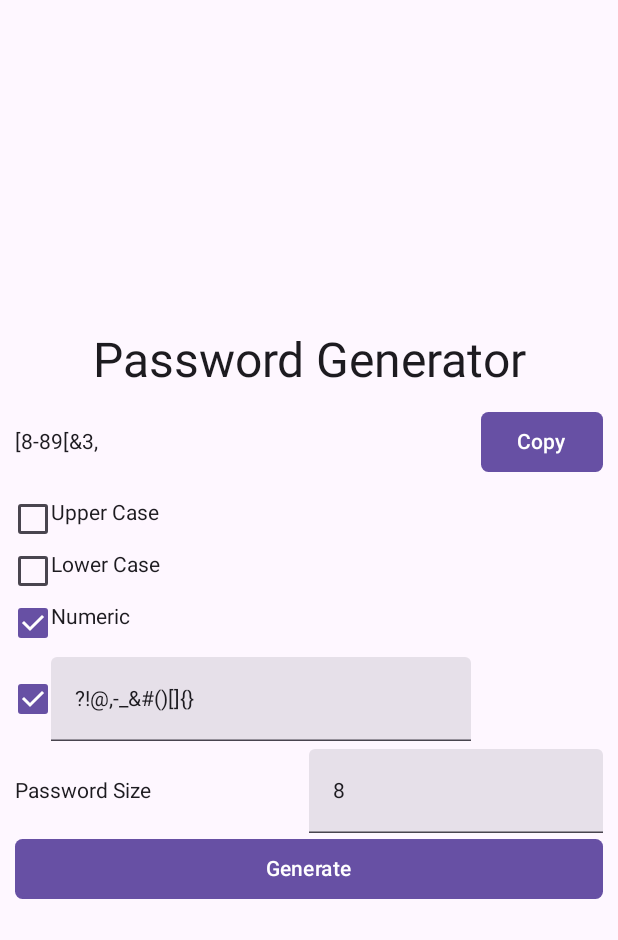
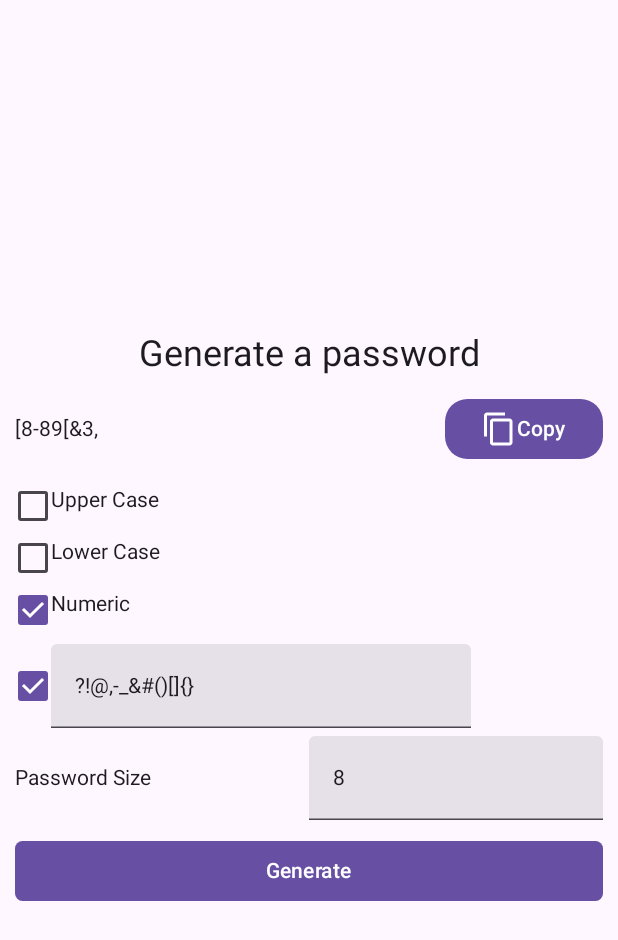
Before and after one commit to AAyar94/Password_Generator_Compose, an Android app built with Jetpack Compose: the screen it shows after launch (PasswordGeneratorActivity), after a tap on "Generate", on a phone screen of 412 x 824 dp. Shown: the top 940 px of the screen. Run offline under Robolectric (Android 15) with nearby library versions, the light colour scheme and no system bars; 3 other taps on this screen came first.

Commit message:
Copy button icon added & Extented material icon library added to gradle

```diff
--- a/app/build.gradle
+++ b/app/build.gradle
@@ -65,4 +65,9 @@ dependencies {
     androidTestImplementation 'androidx.compose.ui:ui-test-junit4'
     debugImplementation 'androidx.compose.ui:ui-tooling'
     debugImplementation 'androidx.compose.ui:ui-test-manifest'
+
+
+    implementation "androidx.compose.material:material-icons-extended:1.4.3"
+
+
 }
--- a/app/src/main/java/com/aayar94/passwordgenerator/PasswordGeneratorActivity.kt
+++ b/app/src/main/java/com/aayar94/passwordgenerator/PasswordGeneratorActivity.kt
@@ -18,9 +18,12 @@ import androidx.compose.foundation.layout.padding
 import androidx.compose.foundation.layout.width
 import androidx.compose.foundation.shape.RoundedCornerShape
 import androidx.compose.foundation.text.KeyboardOptions
+import androidx.compose.material.icons.Icons
+import androidx.compose.material.icons.filled.ContentCopy
 import androidx.compose.material3.Button
 import androidx.compose.material3.Checkbox
 import androidx.compose.material3.ExperimentalMaterial3Api
+import androidx.compose.material3.Icon
 import androidx.compose.material3.MaterialTheme
 import androidx.compose.material3.Surface
 import androidx.compose.material3.Text
@@ -31,6 +34,7 @@ import androidx.compose.runtime.mutableStateOf
 import androidx.compose.runtime.remember
 import androidx.compose.runtime.setValue
 import androidx.compose.ui.Alignment
+import androidx.compose.ui.Alignment.Companion.CenterHorizontally
 import androidx.compose.ui.Modifier
 import androidx.compose.ui.platform.LocalContext
 import androidx.compose.ui.res.stringResource
@@ -71,12 +75,15 @@ fun PasswordGenerator() {
             verticalArrangement = Arrangement.Center
         ) {
             Text(
-                stringResource(id = R.string.app_name),
-                modifier = Modifier.align(Alignment.CenterHorizontally),
-                style = MaterialTheme.typography.headlineLarge
+                stringResource(id = R.string.generate_a_password),
+                modifier = Modifier.align(CenterHorizontally),
+                style = MaterialTheme.typography.headlineSmall
             )
             Spacer(modifier = Modifier.height(10.dp))
-            Column(verticalArrangement = Arrangement.Center) {
+
+            Column(
+                verticalArrangement = Arrangement.Center
+            ) {
                 Row(
                     verticalAlignment = Alignment.CenterVertically,
                     horizontalArrangement = Arrangement.Center
@@ -88,22 +95,31 @@ fun PasswordGenerator() {
                     Spacer(modifier = Modifier.width(5.dp))
                     Button(
                         onClick = {
-                            val clipboardManager =
-                                getSystemService(
+                            val clipboardManager = getSystemService(
                                 context,
                                 ClipboardManager::class.java
                             ) as ClipboardManager
                             val clipData = ClipData.newPlainText("text", generatedPassword)
                             clipboardManager.setPrimaryClip(clipData)
 
-                            Toast.makeText(context, "Password Copied", Toast.LENGTH_LONG).show()
+                            Toast.makeText(context, "Password Copied", Toast.LENGTH_SHORT).show()
                         },
-                        enabled = generatedPassword.isNotEmpty(), shape = RoundedCornerShape(5.dp)
+                        enabled = generatedPassword.isNotEmpty(),
+                        shape = RoundedCornerShape(15.dp)
                     ) {
+                        Icon(
+                            imageVector = Icons.Default.ContentCopy,
+                            contentDescription = stringResource(
+                                id = R.string.copy
+                            )
+                        )
                         Text(stringResource(id = R.string.copy))
                     }
                 }
+            }
+
             Spacer(modifier = Modifier.height(10.dp))
+
             LabeledCheckbox(
                 label = stringResource(id = R.string.upper_case),
                 onCheckChange = {
@@ -125,34 +141,34 @@ fun PasswordGenerator() {
                 },
                 isChecked = isNumeric
             )
-                EditableCheckbox(
+            EditableCheckBox(
                 value = customPasswordSetting,
                 onCheckChange = {
-                        if (!customPasswordSetting.isNotEmpty()) {
+                    if (customPasswordSetting.isNotEmpty())
                         isCustom = !isCustom
-                        }
                 },
-                    onValueChanged = {
+                isChecked = isCustom,
+                onValueChange = {
                     if (it.isEmpty()) {
                         isCustom = false
                     }
                     customPasswordSetting = it
-                    },
-                    isChecked = isCustom
+                }
             )
+
             PasswordSize(
                 passwordSize = passwordSize,
                 onValueChange = {
-                        if ((passwordSize.isNotEmpty() && passwordSize.toInt() < 200) || it.isEmpty()) {
+                    if ((it.isNotEmpty() && it.toInt() < 200) || it.isEmpty()) {
                         passwordSize = it
                     }
                 }
             )
-
+            Spacer(modifier = Modifier.height(10.dp))
             Button(
                 shape = RoundedCornerShape(5.dp),
                 onClick = {
-                        val pwdGenerator = PasswordGenerator.Builder()
+                    val pwdGen = PasswordGenerator.Builder()
                         .addUpper(isUpper)
                         .addLower(isLower)
                         .addNumeric(isNumeric)
@@ -160,14 +176,15 @@ fun PasswordGenerator() {
                         .setSize(if (passwordSize.isEmpty()) 8 else passwordSize.toInt())
                         .build()
 
-                        generatedPassword = pwdGenerator.generatePassword()
+                    generatedPassword = pwdGen.generatePassword()
+
                 },
                 modifier = Modifier.fillMaxWidth(),
                 enabled = (isUpper || isLower || isCustom || isNumeric) && passwordSize.isNotEmpty() && passwordSize.toInt() > 0
             ) {
                 Text(text = stringResource(id = R.string.generate))
             }
-            }
+
         }
     }
 }
@@ -175,7 +192,10 @@ fun PasswordGenerator() {
 @OptIn(ExperimentalMaterial3Api::class)
 @Composable
 fun PasswordSize(passwordSize: String, onValueChange: (String) -> Unit) {
-    Row(modifier = Modifier.fillMaxWidth(), verticalAlignment = Alignment.CenterVertically) {
+    Row(
+        modifier = Modifier.fillMaxWidth(),
+        verticalAlignment = Alignment.CenterVertically
+    ) {
         Text(
             text = stringResource(id = R.string.password_size),
             modifier = Modifier.weight(1f)
@@ -185,7 +205,7 @@ fun PasswordSize(passwordSize: String, onValueChange: (String) -> Unit) {
             onValueChange = onValueChange,
             keyboardOptions = KeyboardOptions.Default.copy(keyboardType = KeyboardType.Number),
             placeholder = { Text("Max 200") },
-            modifier = Modifier.weight(1f),
+            modifier = Modifier.weight(1f)
         )
     }
 }
@@ -205,21 +225,23 @@ fun LabeledCheckbox(label: String, onCheckChange: () -> Unit, isChecked: Boolean
 
 @OptIn(ExperimentalMaterial3Api::class)
 @Composable
-fun EditableCheckbox(
+fun EditableCheckBox(
     value: String,
     onCheckChange: () -> Unit,
-    onValueChanged: (String) -> Unit,
+    onValueChange: (String) -> Unit,
     isChecked: Boolean,
 ) {
     Row(
         modifier = Modifier
-            .clickable(onClick = onCheckChange)
+            .clickable(
+                onClick = onCheckChange
+            )
             .fillMaxWidth()
             .padding(vertical = 5.dp),
         verticalAlignment = Alignment.CenterVertically
     ) {
         Checkbox(checked = isChecked, onCheckedChange = null)
-        TextField(value = value, onValueChange = onValueChanged)
+        TextField(value = value, onValueChange = onValueChange)
     }
 }
 
--- a/app/src/main/res/values/strings.xml
+++ b/app/src/main/res/values/strings.xml
@@ -7,4 +7,5 @@
     <string name="numeric">Numeric</string>
     <string name="click_on_generate">Click on generate</string>
     <string name="password_size">Password Size</string>
+    <string name="generate_a_password">Generate a password</string>
 </resources>
```
Lines whose indentation alone changed are shown as unchanged.
